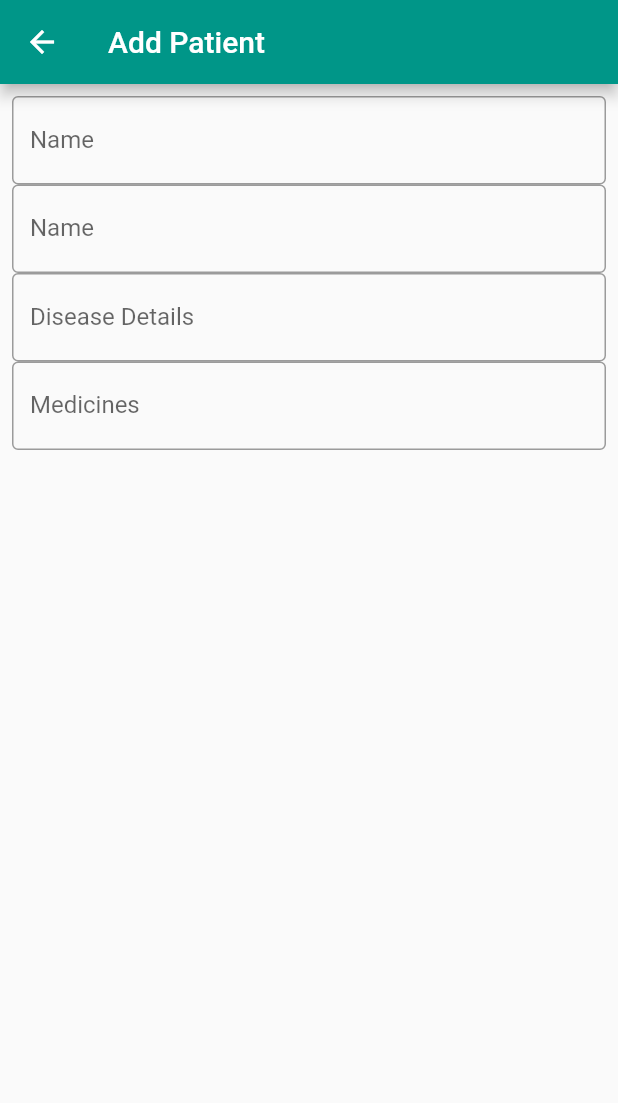
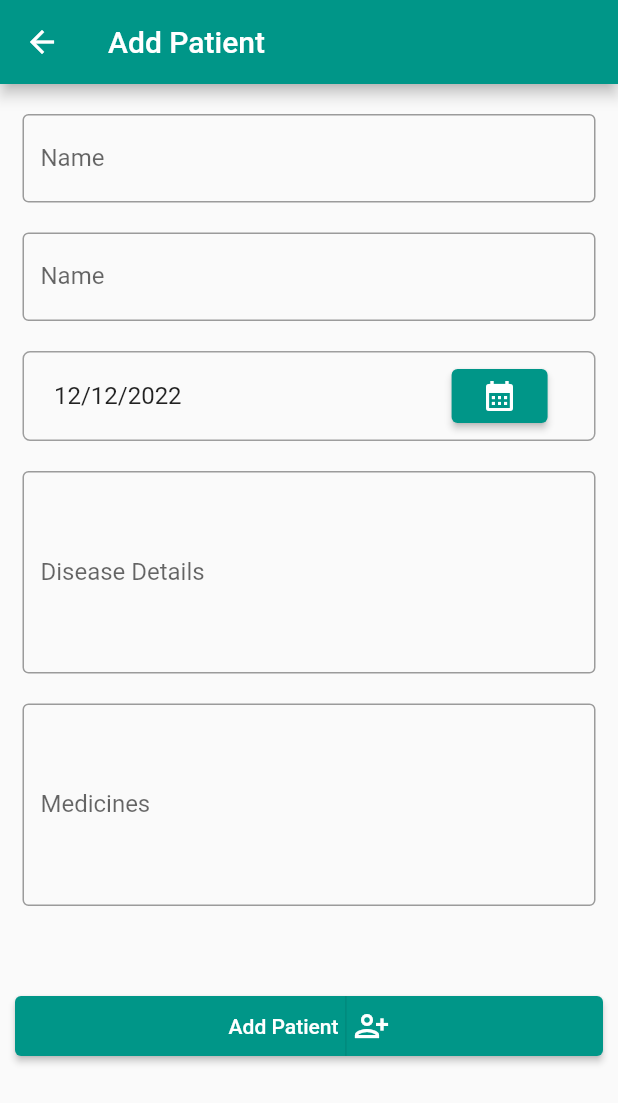
Before and after one commit to MarkRywell/med_assistance, a Flutter app: the PatientForm screen opened directly, on a phone screen of 412 x 824 dp. Shown: the top 1103 px of the screen. Run offline on Flutter 3.47's test engine with Material 2 defaults, Android fonts, the light colour scheme and no system bars; our stand-ins replace flutter_slidable.

Commit message:
add patient form created

```diff
--- a/lib/views/patient_form.dart
+++ b/lib/views/patient_form.dart
@@ -12,14 +12,19 @@ class _PatientFormState extends State<PatientForm> {
 
   var formKey = GlobalKey<FormState>();
 
+  DateTime date = DateTime.now();
+
   TextEditingController nameController = TextEditingController();
   TextEditingController ageController = TextEditingController();
-  TextEditingController dateController = TextEditingController();
+
   TextEditingController diseaseController = TextEditingController();
   TextEditingController medicinesController = TextEditingController();
 
   @override
   Widget build(BuildContext context) {
+
+    Size size = MediaQuery.of(context).size;
+
     return Scaffold(
         appBar: AppBar(
           title: const Text("Add Patient"),
@@ -28,10 +33,12 @@ class _PatientFormState extends State<PatientForm> {
           child: Form(
               key: formKey,
               child: Padding(
-              padding: const EdgeInsets.all(8.0),
+                padding: const EdgeInsets.all(10),
                 child: Column(
                   children: [
-                  TextFormField(
+                    Padding(
+                      padding: const EdgeInsets.symmetric(vertical: 10, horizontal: 5),
+                      child: TextFormField(
                         controller: nameController,
                         keyboardType: TextInputType.text,
                         decoration: const InputDecoration(
@@ -42,7 +49,10 @@ class _PatientFormState extends State<PatientForm> {
                           return value == null || value.isEmpty ? "Enter patient's name" : null;
                         },
                       ),
-                  TextFormField(
+                    ),
+                    Padding(
+                      padding: const EdgeInsets.symmetric(vertical: 10, horizontal: 5),
+                      child: TextFormField(
                         controller: ageController,
                         keyboardType: TextInputType.text,
                         decoration: const InputDecoration(
@@ -53,12 +63,58 @@ class _PatientFormState extends State<PatientForm> {
                           return value == null || value.isEmpty ? "Enter patient's age" : null;
                         },
                       ),
+                    ),
 
                     //DATE PICKER HERE
+                    Padding(
+                      padding: const EdgeInsets.symmetric(vertical: 10, horizontal: 5),
+                      child: Container(
+                        width: size.width,
+                        padding: const EdgeInsets.symmetric(vertical: 5),
+                        decoration: BoxDecoration(
+                          borderRadius: BorderRadius.circular(5),
+                          border: Border.all(
+                              color: Colors.grey,
+                              width: 1
+                          ),
+                        ),
+                        child: Row(
+                          children: [
+                            Container(
+                              padding: const EdgeInsets.only(left: 20),
+                              child: Text('${date.month}/${date.day}/${date.year}',
+                                style: const TextStyle(
+                                    fontSize: 16
+                                ),),
+                            ),
+                            const VerticalDivider(width: 180),
+                            ElevatedButton(
+                                onPressed: () async {
+                                  DateTime? newDate = await showDatePicker(
+                                      context: context,
+                                      initialDate: date,
+                                      firstDate: DateTime(1900),
+                                      lastDate: DateTime(2100)
+                                  );
+                                  if(newDate == null){
+                                    return;
+                                  }
+                                  setState(() {
+                                    date = newDate;
+                                  });
+                                },
+                                child: const Icon(Icons.calendar_month))
+                          ],
+                        ),
+                      ),
+                    ),
 
-                  TextFormField(
+                    Padding(
+                      padding: const EdgeInsets.symmetric(vertical: 10, horizontal: 5),
+                      child: TextFormField(
                         controller: diseaseController,
                         keyboardType: TextInputType.text,
+                        maxLines: 5,
                         decoration: const InputDecoration(
                             labelText: "Disease Details",
                             border: OutlineInputBorder()
@@ -67,9 +123,13 @@ class _PatientFormState extends State<PatientForm> {
                           return value == null || value.isEmpty ? "Enter patient's disease details" : null;
                         },
                       ),
-                  TextFormField(
+                    ),
+                    Padding(
+                      padding: const EdgeInsets.symmetric(vertical: 10, horizontal: 5),
+                      child: TextFormField(
                         controller: medicinesController,
                         keyboardType: TextInputType.text,
+                        maxLines: 5,
                         decoration: const InputDecoration(
                             labelText: "Medicines",
                             border: OutlineInputBorder()
@@ -78,7 +138,25 @@ class _PatientFormState extends State<PatientForm> {
                           return value == null || value.isEmpty ? "Enter patient's medicine to administer" : null;
                         },
                       ),
+                    ),
+                    const SizedBox(height:50),
+                    SizedBox(
+                      height: 40,
+                        width: size.width,
+                        child: ElevatedButton(
+                          onPressed: () {
 
+                          },
+                          child: Row(
+                            mainAxisAlignment: MainAxisAlignment.center,
+                            children: const [
+                              Text("Add Patient"),
+                              VerticalDivider(width: 10),
+                              Icon(Icons.person_add_alt_1_outlined)
+                            ],
+                          ),
+                        )
+                    )
                   ],
                 ),
               )
```
Lines whose indentation alone changed are shown as unchanged.
